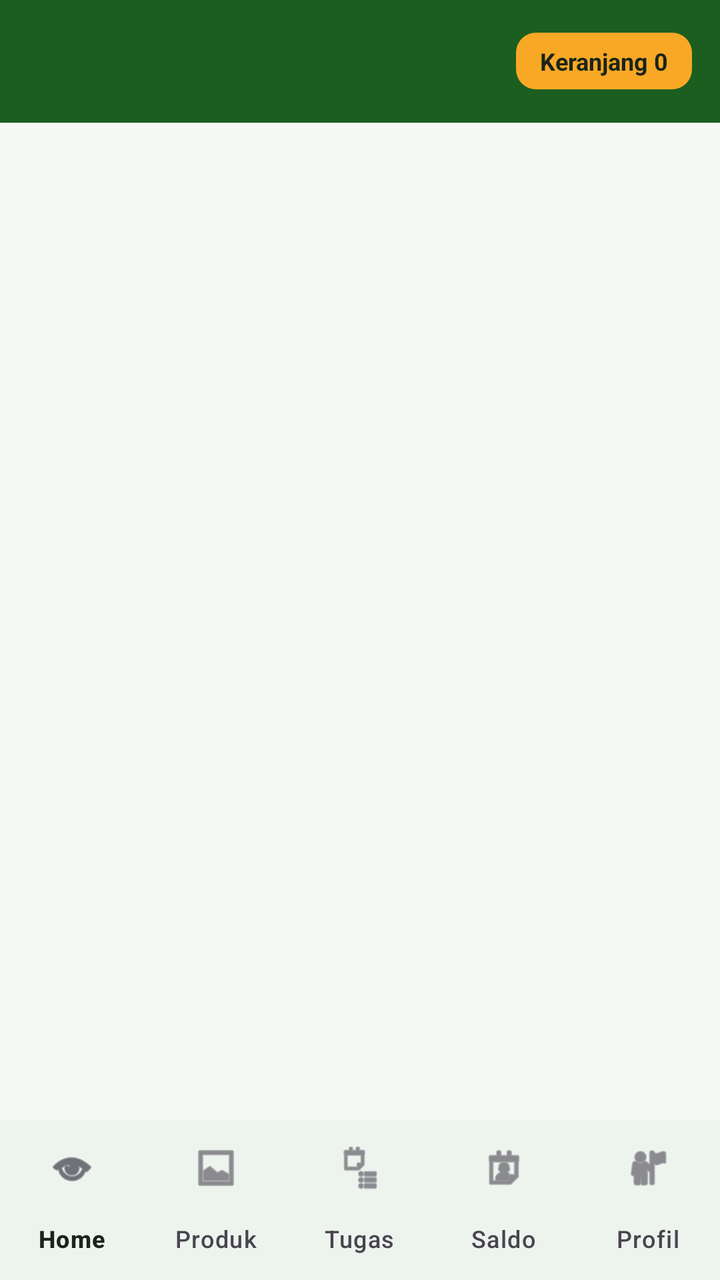
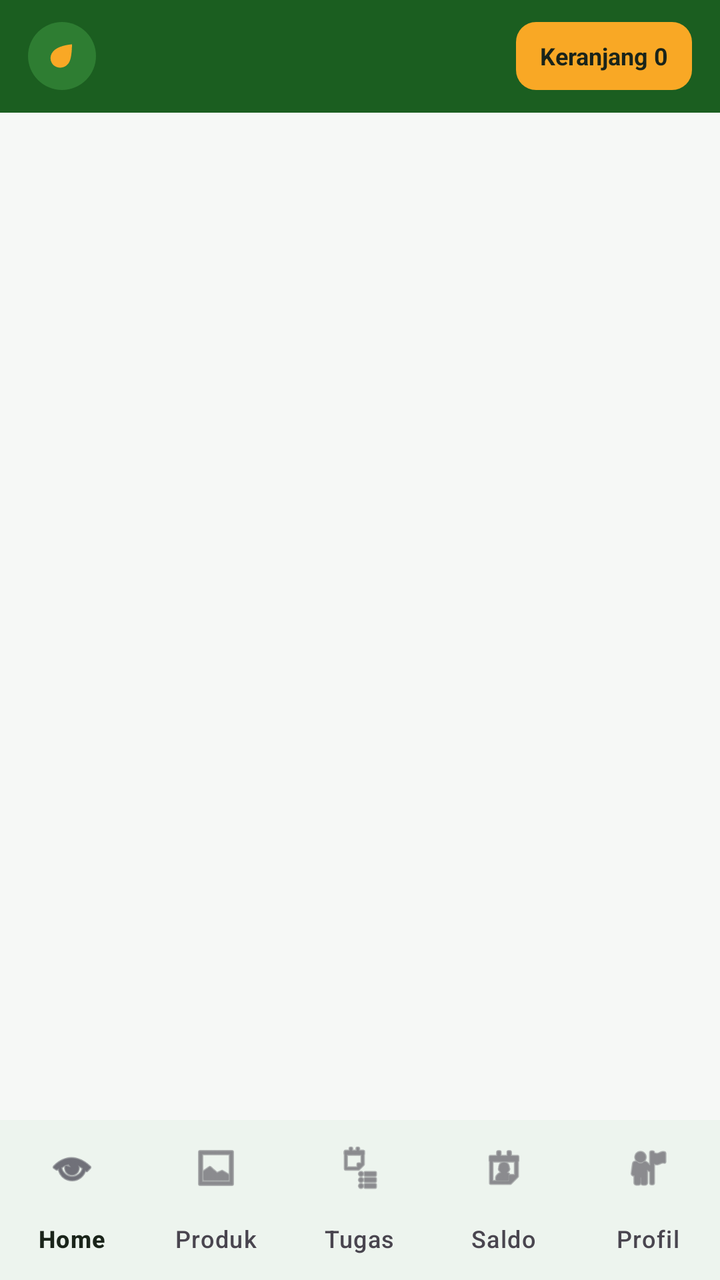

Before-and-after screenshots of an Android layout around one commit, followed by the original layout XML and the change that was made.
<!-- AndroidManifest.xml: application theme Theme.Herbalindo -->
<!-- res/layout/activity_member.xml -->
<?xml version="1.0" encoding="utf-8"?>
<LinearLayout xmlns:android="http://schemas.android.com/apk/res/android"
    xmlns:app="http://schemas.android.com/apk/res-auto"
    android:layout_width="match_parent"
    android:layout_height="match_parent"
    android:background="@color/bg"
    android:orientation="vertical">

    <LinearLayout
        android:layout_width="match_parent"
        android:layout_height="wrap_content"
        android:background="@color/brand_green_dark"
        android:gravity="center_vertical"
        android:orientation="horizontal"
        android:paddingStart="14dp"
        android:paddingTop="12dp"
        android:paddingEnd="14dp"
        android:paddingBottom="12dp">

        <LinearLayout
            android:layout_width="0dp"
            android:layout_height="wrap_content"
            android:layout_weight="1"
            android:orientation="vertical">

            <TextView
                android:id="@+id/hdr_name"
                android:layout_width="match_parent"
                android:layout_height="wrap_content"
                android:textColor="@color/text_on_brand"
                android:textSize="17sp"
                android:textStyle="bold" />

            <TextView
                android:id="@+id/hdr_sub"
                android:layout_width="match_parent"
                android:layout_height="wrap_content"
                android:textColor="@color/brand_green_pale"
                android:textSize="11sp" />
        </LinearLayout>

        <TextView
            android:id="@+id/hdr_cart"
            android:layout_width="wrap_content"
            android:layout_height="wrap_content"
            android:background="@drawable/bg_accent_pill"
            android:paddingStart="12dp"
            android:paddingTop="6dp"
            android:paddingEnd="12dp"
            android:paddingBottom="6dp"
            android:text="Keranjang 0"
            android:textColor="@color/text_primary"
            android:textSize="12sp"
            android:textStyle="bold" />
    </LinearLayout>

    <FrameLayout
        android:id="@+id/tab_container"
        android:layout_width="match_parent"
        android:layout_height="0dp"
        android:layout_weight="1" />

    
    <FrameLayout
        android:id="@+id/member_banner"
        android:layout_width="match_parent"
        android:layout_height="wrap_content"
        android:layout_gravity="center_horizontal"
        android:background="@color/surface" />

    <com.google.android.material.bottomnavigation.BottomNavigationView
        android:id="@+id/bottom_nav"
        android:layout_width="match_parent"
        android:layout_height="wrap_content"
        android:background="@color/surface"
        app:labelVisibilityMode="labeled"
        app:menu="@menu/member_nav" />
</LinearLayout>
<!-- resources referenced by this layout -->
<resources>
  <color name="bg">#F6F8F6</color>
  <color name="brand_green_dark">#1B5E20</color>
  <color name="brand_green_pale">#E8F5E9</color>
  <color name="surface">#FFFFFF</color>
  <color name="text_on_brand">#FFFFFF</color>
  <color name="text_primary">#1A241A</color>
  <!-- drawable bg_accent_pill (drawable) -->
  <?xml version="1.0" encoding="utf-8"?>
  <shape xmlns:android="http://schemas.android.com/apk/res/android" android:shape="rectangle">
      <solid android:color="@color/brand_accent" />
      <corners android:radius="10dp" />
  </shape>
  <style name="Theme.Herbalindo" parent="Theme.Material3.Light.NoActionBar">
          <item name="colorPrimary">@color/brand_green</item>
          <item name="colorPrimaryDark">@color/brand_green_dark</item>
          <item name="colorOnPrimary">@color/text_on_brand</item>
          <item name="colorSecondary">@color/brand_accent</item>
          <item name="colorOnSecondary">@color/text_primary</item>
          <item name="colorSurface">@color/surface</item>
          <item name="colorOnSurface">@color/text_primary</item>
          <item name="android:colorBackground">@color/bg</item>
          <item name="android:statusBarColor">@color/brand_green_dark</item>
          <item name="android:navigationBarColor">@color/surface</item>
          <item name="android:windowLightStatusBar" tools:targetApi="m">false</item>
          <item name="android:windowBackground">@color/bg</item>
      </style>
  <color name="brand_accent">#F9A825</color>
  <color name="brand_green">#2E7D32</color>
</resources>

<!-- the commit's change to res/layout/activity_member.xml (unified diff, before → after) -->
@@ -6,16 +6,28 @@
     android:background="@color/bg"
     android:orientation="vertical">
 
+    
     <LinearLayout
         android:layout_width="match_parent"
         android:layout_height="wrap_content"
         android:background="@color/brand_green_dark"
+        android:baselineAligned="false"
         android:gravity="center_vertical"
         android:orientation="horizontal"
         android:paddingStart="14dp"
-        android:paddingTop="12dp"
+        android:paddingTop="10dp"
         android:paddingEnd="14dp"
-        android:paddingBottom="12dp">
+        android:paddingBottom="10dp">
+
+        <ImageView
+            android:layout_width="34dp"
+            android:layout_height="34dp"
+            android:layout_marginEnd="10dp"
+            android:background="@drawable/bg_circle_green"
+            android:contentDescription="@string/app_name"
+            android:padding="7dp"
+            android:src="@drawable/ic_product_placeholder"
+            app:tint="@color/brand_accent" />
 
         <LinearLayout
             android:layout_width="0dp"
@@ -27,14 +39,18 @@
                 android:id="@+id/hdr_name"
                 android:layout_width="match_parent"
                 android:layout_height="wrap_content"
+                android:ellipsize="end"
+                android:maxLines="1"
                 android:textColor="@color/text_on_brand"
-                android:textSize="17sp"
+                android:textSize="16sp"
                 android:textStyle="bold" />
 
             <TextView
                 android:id="@+id/hdr_sub"
                 android:layout_width="match_parent"
                 android:layout_height="wrap_content"
+                android:ellipsize="end"
+                android:maxLines="1"
                 android:textColor="@color/brand_green_pale"
                 android:textSize="11sp" />
         </LinearLayout>
@@ -43,7 +59,11 @@
             android:id="@+id/hdr_cart"
             android:layout_width="wrap_content"
             android:layout_height="wrap_content"
+            android:layout_marginStart="10dp"
             android:background="@drawable/bg_accent_pill"
+            android:drawablePadding="4dp"
+            android:gravity="center_vertical"
+            android:minHeight="34dp"
             android:paddingStart="12dp"
             android:paddingTop="6dp"
             android:paddingEnd="12dp"
<!-- resource entries referenced after the edit -->
@@ -12,6 +12,26 @@
       <solid android:color="@color/brand_accent" />
       <corners android:radius="10dp" />
   </shape>
+  <!-- drawable bg_circle_green (drawable) -->
+  <?xml version="1.0" encoding="utf-8"?>
+  <shape xmlns:android="http://schemas.android.com/apk/res/android" android:shape="oval">
+      <solid android:color="@color/brand_green" />
+  </shape>
+  <!-- drawable ic_product_placeholder (drawable) -->
+  <?xml version="1.0" encoding="utf-8"?>
+  <vector xmlns:android="http://schemas.android.com/apk/res/android"
+      android:width="96dp"
+      android:height="96dp"
+      android:viewportWidth="96"
+      android:viewportHeight="96">
+      <path
+          android:fillColor="#43A047"
+          android:pathData="M72,20c0,0 -34,2 -46,18C16,50 20,68 34,74c14,6 30,-2 34,-18C72,42 72,20 72,20z" />
+      <path
+          android:fillColor="#1B5E20"
+          android:pathData="M66,30C56,42 44,54 30,66l4,5c14,-12 26,-25 36,-37z" />
+  </vector>
+  <string name="app_name">HERBALINDO</string>
   <style name="Theme.Herbalindo" parent="Theme.Material3.Light.NoActionBar">
           <item name="colorPrimary">@color/brand_green</item>
           <item name="colorPrimaryDark">@color/brand_green_dark</item>
